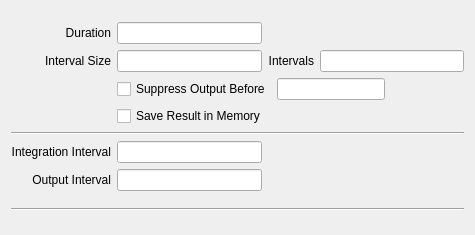
Above: copasi/UI/CQTrajectoryWidget.ui from copasi/COPASI before the change. Below: the same form after it.
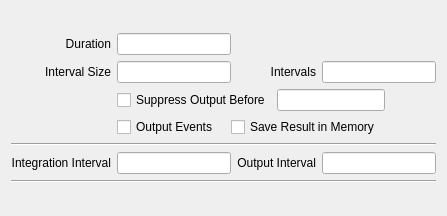
That is the form after the change. Custom widgets are drawn as their Qt base class.

Commit message: Added option to force output before and after an event.

Diff of the .ui file:
```diff
--- a/copasi/UI/CQTrajectoryWidget.ui
+++ b/copasi/UI/CQTrajectoryWidget.ui
@@ -19,8 +19,8 @@
    <rect>
     <x>0</x>
     <y>0</y>
-    <width>475</width>
-    <height>235</height>
+    <width>447</width>
+    <height>216</height>
    </rect>
   </property>
   <property name="autoFillBackground" >
@@ -111,12 +111,36 @@
       </layout>
      </item>
      <item row="3" column="1" colspan="3" >
+      <layout class="QHBoxLayout" name="horizontalLayout" >
+       <item>
+        <widget class="QCheckBox" name="mpCheckOutputEvent" >
+         <property name="text" >
+          <string>Output Events  </string>
+         </property>
+        </widget>
+       </item>
+       <item>
       <widget class="QCheckBox" name="mpCheckSave" >
        <property name="text" >
         <string>Save Result in Memory</string>
        </property>
       </widget>
      </item>
+       <item>
+        <spacer name="horizontalSpacer" >
+         <property name="orientation" >
+          <enum>Qt::Horizontal</enum>
+         </property>
+         <property name="sizeHint" stdset="0" >
+          <size>
+           <width>13</width>
+           <height>20</height>
+          </size>
+         </property>
+        </spacer>
+       </item>
+      </layout>
+     </item>
      <item row="4" column="0" colspan="4" >
       <widget class="Line" name="mpLine2" >
        <property name="frameShape" >
@@ -147,7 +171,7 @@
        </property>
       </widget>
      </item>
-     <item row="6" column="0" >
+     <item row="5" column="2" >
       <widget class="QLabel" name="mpLblOutputInterval" >
        <property name="text" >
         <string>Output Interval</string>
@@ -160,16 +184,14 @@
        </property>
       </widget>
      </item>
-     <item row="6" column="1" >
+     <item row="5" column="3" >
       <widget class="QLineEdit" name="mpEditOutputInterval" >
        <property name="readOnly" >
         <bool>true</bool>
        </property>
       </widget>
      </item>
-    </layout>
-   </item>
-   <item>
+     <item row="6" column="0" colspan="4" >
     <widget class="Line" name="mpLine1" >
      <property name="frameShape" >
       <enum>QFrame::HLine</enum>
@@ -178,6 +200,8 @@
       <enum>QFrame::Sunken</enum>
      </property>
     </widget>
+     </item>
+    </layout>
    </item>
   </layout>
  </widget>
```
Left out of the diff: 10 changed lines with no effect on the pictures. Lines whose indentation alone changed are shown as unchanged. The commit also changes 4 other files.
